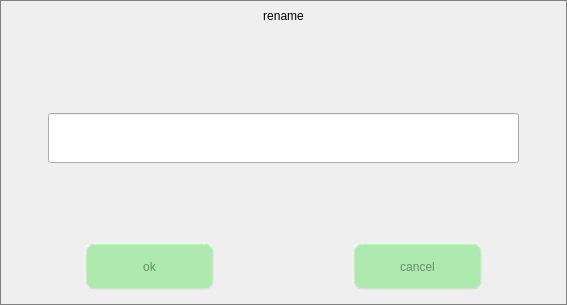
The window that voice_rename.ui (jizizihe/baijie_demo) describes before a commit, drawn with Qt 5.
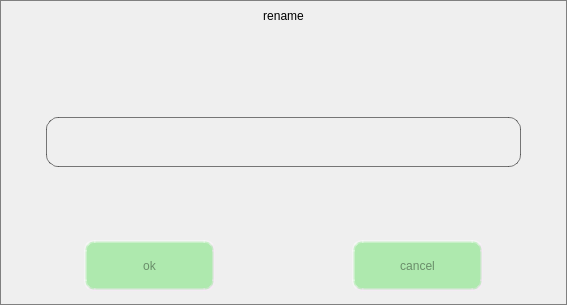
The same window after the commit. Icons and pictures are not drawn.

Commit message: func: 1.chang button style in gpio       2.refresh when open and close button in wifi,bluetooth,ethernet and 4g       3.add set  gateway and subnet mask in ethernet       4.add display 4g status in 4g       5.optimize copy,cut,delete,safe exit in storage       6.add the judgment that the serial port is occupied

```diff
--- a/voice_rename.ui
+++ b/voice_rename.ui
@@ -28,10 +28,11 @@
    <string>MainWindow</string>
   </property>
   <property name="styleSheet">
-   <string notr="true">voice_rename{
- border-image: url(:/button_image/all/background.jpg);
+   <string notr="true">voice_rename{ 
+  background-image: url(:/button_image/all/background.jpg);
   border-style: outset;
   border-radius: 4px;
+  border:1px solid gray;
 }
 QMainWindow {border:1px solid gray;}
 /****************按钮部件*******************/
@@ -51,7 +52,7 @@
 }</string>
   </property>
   <widget class="QWidget" name="centralwidget">
-   <layout class="QGridLayout" name="gridLayout" rowstretch="1,2,1,2,2">
+   <layout class="QGridLayout" name="gridLayout" rowstretch="2,3,2,3,3">
     <item row="4" column="0">
      <widget class="QWidget" name="widget_2" native="true">
       <property name="sizePolicy">
@@ -218,16 +219,22 @@
       <property name="focusPolicy">
        <enum>Qt::WheelFocus</enum>
       </property>
-      <layout class="QHBoxLayout" name="horizontalLayout" stretch="1,12,1">
+      <layout class="QHBoxLayout" name="horizontalLayout" stretch="1,13,1">
        <property name="spacing">
         <number>0</number>
        </property>
        <property name="leftMargin">
         <number>0</number>
        </property>
+       <property name="topMargin">
+        <number>0</number>
+       </property>
        <property name="rightMargin">
         <number>0</number>
        </property>
+       <property name="bottomMargin">
+        <number>0</number>
+       </property>
        <item>
         <spacer name="horizontalSpacer_4">
          <property name="orientation">
@@ -258,9 +265,18 @@
          <property name="maximumSize">
           <size>
            <width>16777215</width>
-           <height>50</height>
+           <height>16777215</height>
           </size>
          </property>
+         <property name="styleSheet">
+          <string notr="true">    border-style: outset; /*边框样式*/
+     border-width:  1px;  /*边框宽度为4像素*/
+     border-radius: 12px; /*边框圆角半径*/
+     border-color: rgba(0, 0, 0,130);/*边框颜色*/
+background-color:transparent;
+     padding: 6px; /*填衬*/
+	outline: none; /*去掉按钮的虚线框*/</string>
+         </property>
         </widget>
        </item>
        <item>
```
The commit also changes 103 other files.
